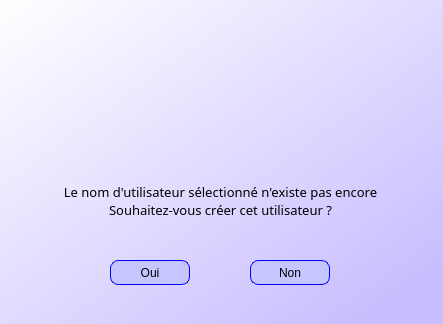
Old version of the form warning_username.ui in the repository bernard169/Studying_cards.
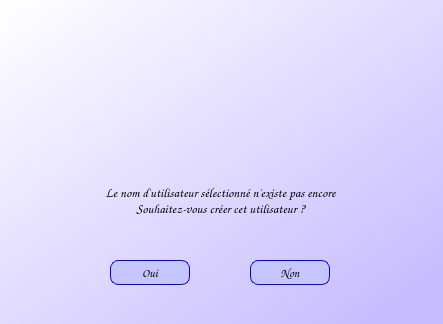
New version of the form. Icons and pictures are not drawn.

The edit to the form file:
```diff
--- a/warning_username.ui
+++ b/warning_username.ui
@@ -10,6 +10,11 @@
     <height>324</height>
    </rect>
   </property>
+  <property name="font">
+   <font>
+    <family>Comic Sans MS</family>
+   </font>
+  </property>
   <property name="windowTitle">
    <string>Créer cet utilisateur</string>
   </property>
@@ -33,7 +38,7 @@
    </property>
    <property name="font">
     <font>
-     <family>MV Boli</family>
+     <family>Comic Sans MS</family>
      <pointsize>10</pointsize>
     </font>
    </property>
@@ -56,7 +61,7 @@
    </property>
    <property name="font">
     <font>
-     <family>Segoe UI</family>
+     <family>Comic Sans MS</family>
      <pointsize>9</pointsize>
      <weight>50</weight>
      <bold>false</bold>
@@ -85,7 +90,7 @@
    </property>
    <property name="font">
     <font>
-     <family>Segoe UI</family>
+     <family>Comic Sans MS</family>
      <pointsize>9</pointsize>
      <weight>50</weight>
      <bold>false</bold>
```
